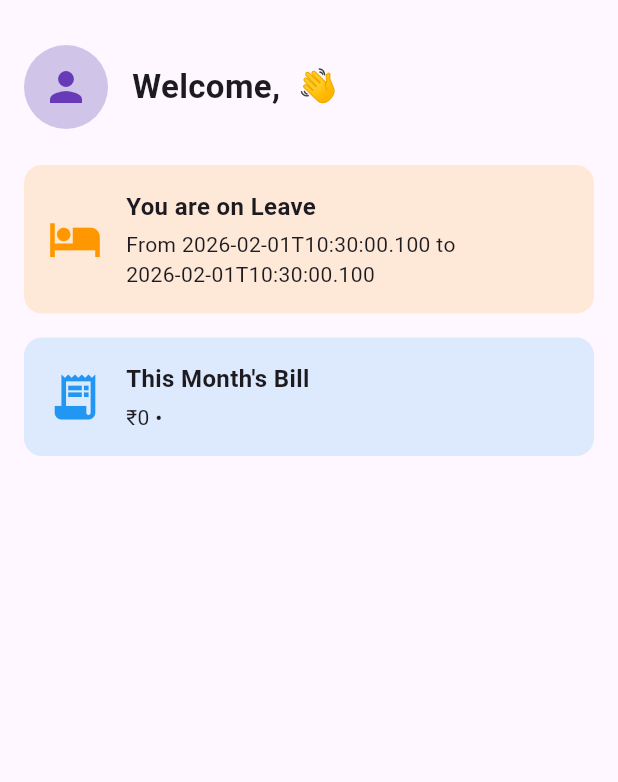
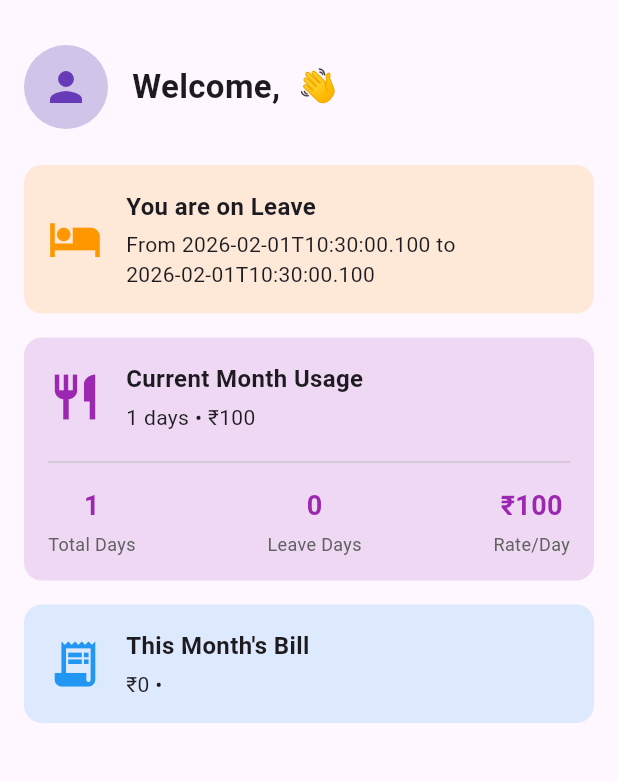
Before and after one commit to Aminroopkhs/mess-leave-management-system, a Flutter app: the HomeScreen screen opened directly with empty values, on a phone screen of 412 x 824 dp, the part 63-845 px from its top. Run offline on Flutter 3.47's test engine with Material 3 defaults, Android fonts, the phone set to English and light mode, and no system bars; our stand-ins replace flutter_dotenv, google_sign_in, qr_flutter, supabase_flutter; accounts and stored records are empty; network calls fail.

Commit message:
added content to homescreen

```diff
--- a/student_app/lib/screens/home_screen.dart
+++ b/student_app/lib/screens/home_screen.dart
@@ -16,6 +16,7 @@ class _HomeScreenState extends State<HomeScreen> {
   Map<String, dynamic>? student;
   Map<String, dynamic>? leaveStatus;
   Map<String, dynamic>? bill;
+  Map<String, dynamic>? monthUsage;
   bool isLoading = true;
   String? errorMessage;
 
@@ -42,12 +43,14 @@ class _HomeScreenState extends State<HomeScreen> {
 
       final leave = await service.getTodayLeave(widget.studentId);
       final billing = await service.getCurrentMonthBill(widget.studentId);
+      final usage = await service.getCurrentMonthUsage(widget.studentId);
 
       if (mounted) {
         setState(() {
           student = profile;
           leaveStatus = leave;
           bill = billing;
+          monthUsage = usage;
           isLoading = false;
         });
       }
@@ -141,6 +144,11 @@ class _HomeScreenState extends State<HomeScreen> {
 
             const SizedBox(height: 16),
 
+            // 🔹 Current Month Usage Card
+            _monthUsageCard(),
+
+            const SizedBox(height: 16),
+
             // 🔹 Bill Summary Card
             _billSummaryCard(),
           ],
@@ -185,6 +193,113 @@ class _HomeScreenState extends State<HomeScreen> {
       icon: Icons.receipt_long,
       title: "This Month's Bill",
       subtitle: "₹${bill!['total_amount']} • ${bill!['status'].toUpperCase()}",
+    );
+  }
+
+  Widget _monthUsageCard() {
+    if (monthUsage == null) {
+      return const SizedBox.shrink();
+    }
+
+    print('DEBUG UI: monthUsage = $monthUsage');
+    print('DEBUG UI: leave_periods = ${monthUsage!['leave_periods']}');
+    print('DEBUG UI: leave_periods type = ${monthUsage!['leave_periods'].runtimeType}');
+
+    return Container(
+      padding: const EdgeInsets.all(16),
+      decoration: BoxDecoration(
+        color: Colors.purple.withOpacity(0.15),
+        borderRadius: BorderRadius.circular(12),
+      ),
+      child: Column(
+        crossAxisAlignment: CrossAxisAlignment.start,
+        children: [
+          Row(
+            children: [
+              Icon(Icons.restaurant, size: 36, color: Colors.purple),
+              const SizedBox(width: 16),
+              Expanded(
+                child: Column(
+                  crossAxisAlignment: CrossAxisAlignment.start,
+                  children: [
+                    const Text(
+                      "Current Month Usage",
+                      style: TextStyle(
+                        fontSize: 16,
+                        fontWeight: FontWeight.bold,
+                      ),
+                    ),
+                    const SizedBox(height: 4),
+                    Text(
+                      "${monthUsage!['chargeable_days']} days • ₹${monthUsage!['total_amount']}",
+                      style: const TextStyle(fontSize: 14),
+                    ),
+                  ],
+                ),
+              ),
+            ],
+          ),
+          const SizedBox(height: 12),
+          const Divider(),
+          const SizedBox(height: 8),
+          Row(
+            mainAxisAlignment: MainAxisAlignment.spaceBetween,
+            children: [
+              _usageDetail("Total Days", "${monthUsage!['total_days']}"),
+              _usageDetail("Leave Days", "${monthUsage!['leave_days']}"),
+              _usageDetail("Rate/Day", "₹${monthUsage!['rate_per_day']}"),
+            ],
+          ),
+          if (monthUsage!['leave_periods'] != null &&
+              (monthUsage!['leave_periods'] as List).isNotEmpty) ...[
+            const SizedBox(height: 12),
+            const Divider(),
+            const SizedBox(height: 8),
+            const Text(
+              "Applied Leaves This Month:",
+              style: TextStyle(
+                fontSize: 13,
+                fontWeight: FontWeight.bold,
+                color: Colors.purple,
+              ),
+            ),
+            const SizedBox(height: 8),
+            Wrap(
+              spacing: 8,
+              runSpacing: 8,
+              children: (monthUsage!['leave_periods'] as List)
+                  .map(
+                    (period) => Chip(
+                      label: Text(
+                        "${period['start']} - ${period['end']}",
+                        style: const TextStyle(fontSize: 12),
+                      ),
+                      backgroundColor: Colors.purple.withOpacity(0.2),
+                      padding: const EdgeInsets.symmetric(horizontal: 4),
+                    ),
+                  )
+                  .toList(),
+            ),
+          ],
+        ],
+      ),
+    );
+  }
+
+  Widget _usageDetail(String label, String value) {
+    return Column(
+      children: [
+        Text(
+          value,
+          style: const TextStyle(
+            fontSize: 18,
+            fontWeight: FontWeight.bold,
+            color: Colors.purple,
+          ),
+        ),
+        const SizedBox(height: 4),
+        Text(label, style: TextStyle(fontSize: 12, color: Colors.grey[700])),
+      ],
     );
   }
 
--- a/student_app/lib/services/supabase_service.dart
+++ b/student_app/lib/services/supabase_service.dart
@@ -110,7 +110,9 @@ class SupabaseService {
   }
 
   // Fetch all leave applications for a student
-  Future<List<Map<String, dynamic>>> getLeaveApplications(String studentId) async {
+  Future<List<Map<String, dynamic>>> getLeaveApplications(
+    String studentId,
+  ) async {
     final res = await supabase
         .from('leave_requests')
         .select()
@@ -118,4 +120,82 @@ class SupabaseService {
         .order('applied_at', ascending: false);
     return List<Map<String, dynamic>>.from(res);
   }
+
+  // Calculate current month usage (days and amount)
+  Future<Map<String, dynamic>> getCurrentMonthUsage(String studentId) async {
+    final now = DateTime.now();
+    final monthStart = DateTime(now.year, now.month, 1);
+    final today = now;
+
+    // Total days from start of month to today
+    final totalDays = today.difference(monthStart).inDays + 1;
+
+    // Get all leave requests for current month (including future leaves in this month)
+    final monthStartStr = monthStart.toIso8601String().split('T')[0];
+    final monthEnd = DateTime(now.year, now.month + 1, 0); // Last day of current month
+    final monthEndStr = monthEnd.toIso8601String().split('T')[0];
+
+    final leaveRequests = await supabase
+        .from('leave_requests')
+        .select()
+        .eq('student_id', studentId)
+        .lte('start_date', monthEndStr)
+        .gte('end_date', monthStartStr);
+
+    print('DEBUG: Found ${leaveRequests.length} leave requests');
+    for (var leave in leaveRequests) {
+      print('DEBUG: Leave from ${leave['start_date']} to ${leave['end_date']}');
+    }
+
+    // Calculate total leave days in current month and collect leave dates
+    int leaveDays = 0;
+    List<Map<String, String>> leavePeriods = [];
+
+    for (var leave in leaveRequests) {
+      final startDate = DateTime.parse(leave['start_date']);
+      final endDate = DateTime.parse(leave['end_date']);
+
+      // Add to leave periods display (show actual leave dates)
+      final displayStart = startDate.isBefore(monthStart) ? monthStart : startDate;
+      final displayEnd = endDate.isAfter(monthEnd) ? monthEnd : endDate;
+
+      leavePeriods.add({
+        'start': '${displayStart.day}/${displayStart.month}',
+        'end': '${displayEnd.day}/${displayEnd.month}',
+      });
+
+      print('DEBUG: Added leave period ${displayStart.day}/${displayStart.month} - ${displayEnd.day}/${displayEnd.month}');
+
+      // Adjust dates to be within current month bounds for counting days up to today
+      final effectiveStart = startDate.isBefore(monthStart)
+          ? monthStart
+          : startDate;
+      final effectiveEnd = endDate.isAfter(today) ? today : endDate;
+
+      if (effectiveStart.isBefore(effectiveEnd) ||
+          effectiveStart.isAtSameMomentAs(effectiveEnd)) {
+        leaveDays += effectiveEnd.difference(effectiveStart).inDays + 1;
+      }
+    }
+
+    print('DEBUG: Total leave periods: ${leavePeriods.length}');
+
+    // Calculate chargeable days
+    final chargeableDays = totalDays - leaveDays;
+    const ratePerDay = 100;
+    final totalAmount = chargeableDays * ratePerDay;
+
+    final result = {
+      'total_days': totalDays,
+      'leave_days': leaveDays,
+      'chargeable_days': chargeableDays,
+      'rate_per_day': ratePerDay,
+      'total_amount': totalAmount,
+      'leave_periods': leavePeriods,
+    };
+
+    print('DEBUG: Returning result with ${leavePeriods.length} periods');
+
+    return result;
+  }
 }
```
